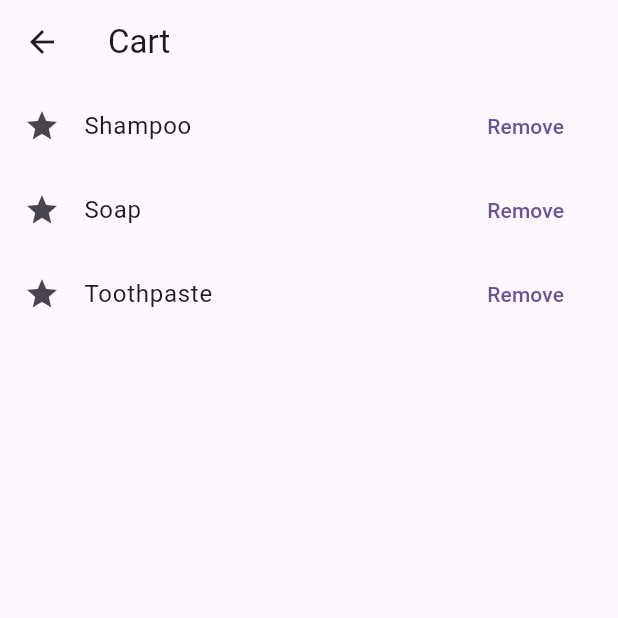
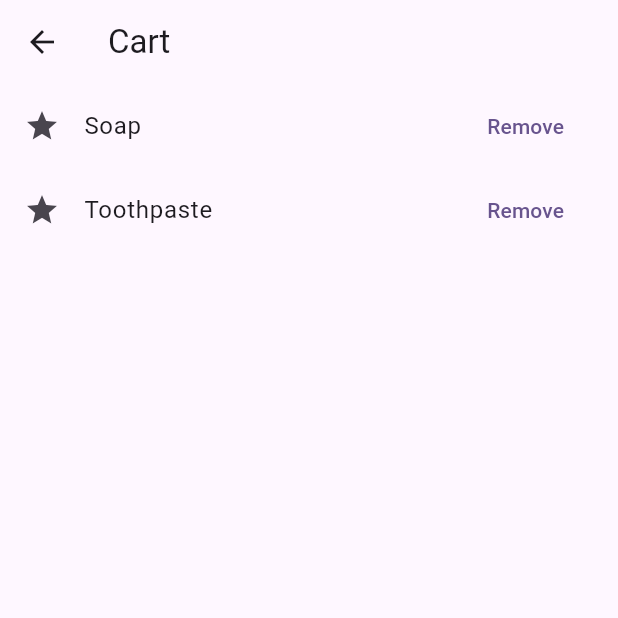
Before and after one commit to notancients/CMSC-23-Lab-Files, a Flutter app: the Cart screen opened directly, after a tap on "Remove", on a phone screen of 412 x 824 dp, the top half of it. Run offline on Flutter 3.47's test engine with Material 3 defaults, Android fonts, the phone set to English and light mode, and no system bars.

Commit message:
modified to provider

```diff
--- a/Week 7/sample1/lib/cart.dart
+++ b/Week 7/sample1/lib/cart.dart
@@ -9,7 +9,8 @@ class Cart extends StatelessWidget {
   @override
   Widget build(BuildContext context) {
     // List<Item> products = context.read<ShoppingCart>().cart;
-    List<Item> products = context.watch<ShoppingCart>().cart;
+    // List<Item> products = context.watch<ShoppingCart>().cart;
+
     return Scaffold(
         appBar: AppBar(
           title: const Text("Cart"),
@@ -18,23 +19,26 @@ class Cart extends StatelessWidget {
           child: Column(
             mainAxisAlignment: MainAxisAlignment.center,
             children: [
-              Expanded(
-                  child: ListView.builder(
-                      itemCount: products.length,
+              Expanded(child: Consumer<ShoppingCart>(
+                builder: (context, provider, child) {
+                  return ListView.builder(
+                      itemCount: provider.cart.length,
                       itemBuilder: (context, index) {
                         return ListTile(
                           leading: const Icon(Icons.star),
-                          title: Text(products[index].name),
+                          title: Text(provider.cart[index].name),
                           trailing: TextButton(
                             child: const Text("Remove"),
                             onPressed: () {
                               context
                                   .read<ShoppingCart>()
-                                  .removeItem(products[index]);
+                                  .removeItem(provider.cart[index]);
                             },
                           ),
                         );
-                      }))
+                      });
+                },
+              ))
             ],
           ),
         ));
--- a/Week 7/sample1/lib/provider/shoppingcart.dart
+++ b/Week 7/sample1/lib/provider/shoppingcart.dart
@@ -12,9 +12,11 @@ class ShoppingCart extends ChangeNotifier {
 
   void addItem(Item item) {
     _products.add(item);
+    notifyListeners();
   }
 
   void removeItem(Item item) {
     _products.remove(item);
+    notifyListeners();
   }
 }
```
